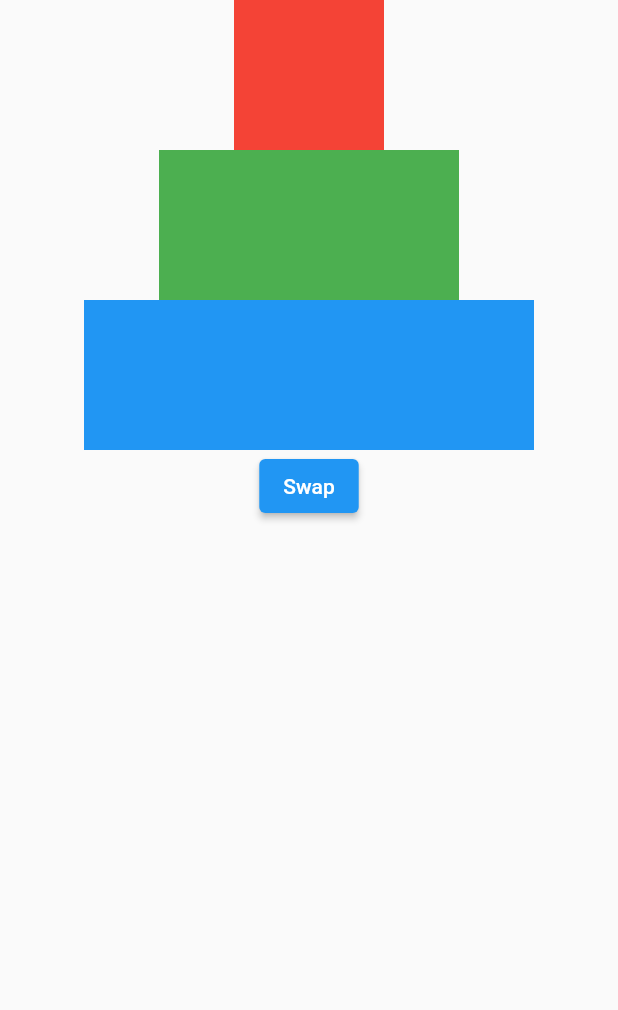
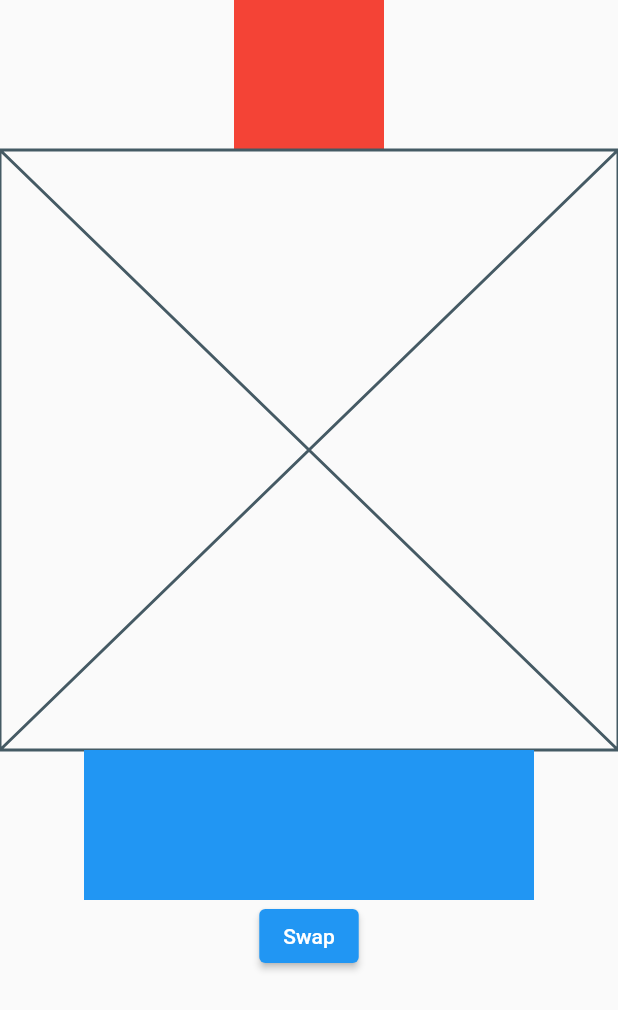
Before and after one commit to ashilkn/flutter_learn, a Flutter app: the screen it shows after launch, on a phone screen of 412 x 824 dp. Shown: the top 1010 px of the screen. Run offline on Flutter 3.47's test engine with Material 2 defaults, Android fonts, the phone set to English and light mode, and no system bars.

Commit message:
Here, the 2nd and 3rd children of both lists are differnt, so elements of both have to be unmounted and created again for the new widgets in place

```diff
--- a/lib/main.dart
+++ b/lib/main.dart
@@ -34,12 +34,7 @@ class _MyHomePageState extends State<MyHomePage> {
       color: Colors.red,
       // key: UniqueKey(),
     ),
-    Container(
-      width: 200,
-      height: 100,
-      color: Colors.green,
-      // key: UniqueKey(),
-    ),
+    const Placeholder(),
     Container(
       width: 300,
       height: 100,
```
